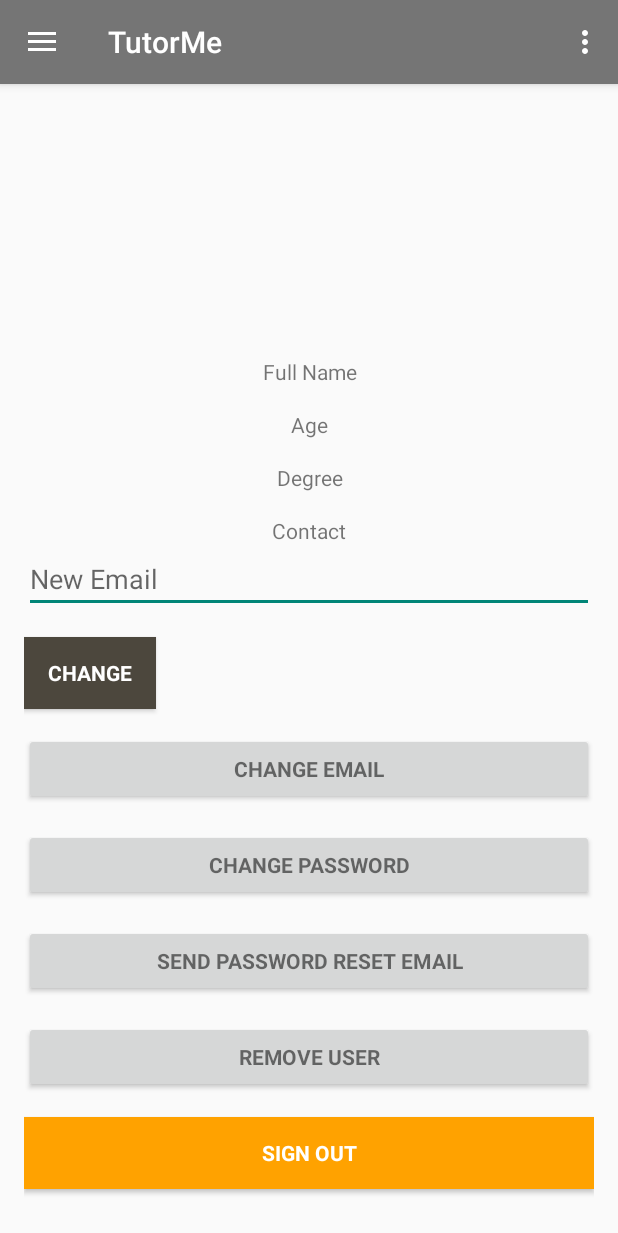
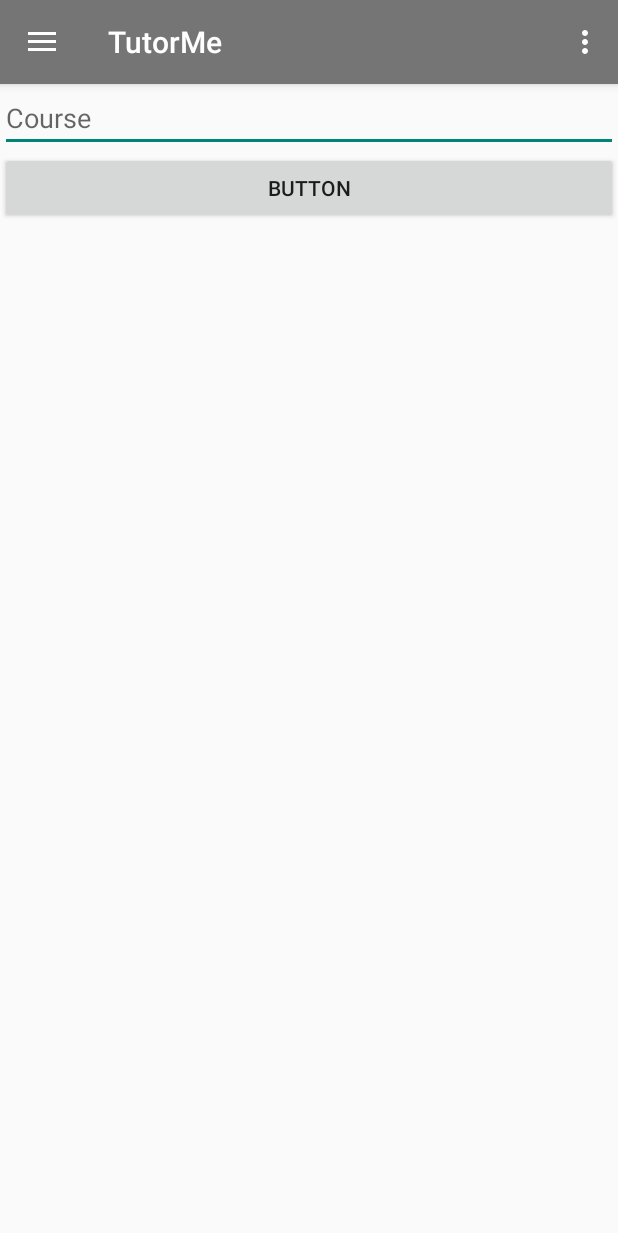
Before and after one commit to vinguyen96/TutorMe, an Android app: the screen it shows after launch once a user with an empty profile is signed in (NavigationDrawerActivity), in the side drawer, after a tap on "Find", on a phone screen of 412 x 824 dp. Shown: the top 1233 px of the screen. Run offline under Robolectric (Android 15) with nearby library versions, the phone set to English and light mode, and no system bars; our stand-ins replace Firebase (no records; nobody signed in at launch, a user with empty details on screens opened directly); libraries missing offline, so code that uses them is left out: com.firebase.ui; 1 statement that could not run was skipped.

Commit message:
Become Tutor Works

```diff
--- /dev/null
+++ b/app/src/main/java/com/vinguyen/tutorme3/BecomeTutorFragment.java
@@ -0,0 +1,101 @@
+package com.vinguyen.tutorme3;
+
+
+import android.os.Bundle;
+import android.support.v4.app.Fragment;
+import android.util.Log;
+import android.view.LayoutInflater;
+import android.view.View;
+import android.view.ViewGroup;
+import android.widget.ArrayAdapter;
+import android.widget.AutoCompleteTextView;
+import android.widget.Button;
+
+import com.google.firebase.auth.FirebaseAuth;
+import com.google.firebase.database.DataSnapshot;
+import com.google.firebase.database.DatabaseError;
+import com.google.firebase.database.DatabaseReference;
+import com.google.firebase.database.FirebaseDatabase;
+import com.google.firebase.database.ValueEventListener;
+
+
+/**
+ * A simple {@link Fragment} subclass.
+ */
+public class BecomeTutorFragment extends Fragment {
+    private AutoCompleteTextView courseAC;
+    private String userID, name;
+    private FirebaseDatabase userDatabase;
+    private DatabaseReference userReference;
+    private Button becomeTutor;
+
+    @Override
+    public View onCreateView(LayoutInflater inflater, ViewGroup container,
+                             Bundle savedInstanceState) {
+        View rootView = inflater.inflate(R.layout.fragment_become_tutor, container, false);
+
+        courseAC = (AutoCompleteTextView)rootView.findViewById(R.id.courseAC);
+        becomeTutor = (Button)rootView.findViewById(R.id.becomeTutor);
+
+        DatabaseReference databaseRef = FirebaseDatabase.getInstance().getReference();
+        final ArrayAdapter<String> autoComplete = new ArrayAdapter<>(getActivity(), android.R.layout.simple_list_item_1);
+        databaseRef.child("Courses").addValueEventListener(new ValueEventListener() {
+            @Override
+            public void onDataChange(DataSnapshot dataSnapshot) {
+                for (DataSnapshot suggestionSnapshot : dataSnapshot.getChildren()){
+                    String suggestion = suggestionSnapshot.child("CourseName").getValue(String.class);
+                    autoComplete.add(suggestion);
+                }
+            }
+
+            @Override
+            public void onCancelled(DatabaseError databaseError) {
+                Log.d("ERRORDB", databaseError.toString());
+            }
+        });
+        if (autoComplete != null) {
+            courseAC.setAdapter(autoComplete);
+        }
+
+        userDatabase = FirebaseDatabase.getInstance();
+        userReference = userDatabase.getReference();
+        if (FirebaseAuth.getInstance().getCurrentUser() != null) {
+            userID = FirebaseAuth.getInstance().getCurrentUser().getUid();
+            userReference.addValueEventListener(new ValueEventListener() {
+                @Override
+                public void onDataChange(DataSnapshot dataSnapshot) {
+                    showData(dataSnapshot);
+                }
+                @Override
+                public void onCancelled(DatabaseError databaseError) { }
+            });
+        }
+
+        becomeTutor.setOnClickListener(new View.OnClickListener() {
+            @Override
+            public void onClick(View view) {
+                FirebaseDatabase userDatabase = FirebaseDatabase.getInstance();
+                DatabaseReference userDatabaseReference = userDatabase.getReference("Courses");
+                String course = courseAC.getText().toString().trim();
+                userDatabaseReference.child(course).child("Tutors").child(userID).setValue(name);
+
+            }
+        });
+
+        return rootView;
+    }
+
+    private void showData(DataSnapshot dataSnapshot){
+        for(DataSnapshot ds:dataSnapshot.getChildren()){
+            UserEntity userEntity=new UserEntity();
+            if (ds.hasChild(userID)){
+                userEntity.setName(ds.child(userID).getValue(UserEntity.class).getName());
+                userEntity.setAge(ds.child(userID).getValue(UserEntity.class).getAge());
+                userEntity.setDegree(ds.child(userID).getValue(UserEntity.class).getDegree());
+                userEntity.setContact(ds.child(userID).getValue(UserEntity.class).getContact());
+
+                name = userEntity.getName();
+            }
+        }
+    }
+}
--- a/app/src/main/java/com/vinguyen/tutorme3/NavigationDrawerActivity.java
+++ b/app/src/main/java/com/vinguyen/tutorme3/NavigationDrawerActivity.java
@@ -128,15 +128,24 @@ public class NavigationDrawerActivity extends AppCompatActivity
                     getSupportFragmentManager().beginTransaction();
             fragmentTransaction.replace(R.id.fragment_container, fragment);
             fragmentTransaction.commit();
+        } else if (id == R.id.home) {
+            FindTutorFragment fragment = new FindTutorFragment();
+            android.support.v4.app.FragmentTransaction fragmentTransaction =
+                    getSupportFragmentManager().beginTransaction();
+            fragmentTransaction.replace(R.id.fragment_container, fragment);
+            fragmentTransaction.commit();
         } else if (id == R.id.find) {
-
+            BecomeTutorFragment fragment = new BecomeTutorFragment();
+            android.support.v4.app.FragmentTransaction fragmentTransaction =
+                    getSupportFragmentManager().beginTransaction();
+            fragmentTransaction.replace(R.id.fragment_container, fragment);
+            fragmentTransaction.commit();
         } else if (id == R.id.myTutors) {
             MyTutorsFragment fragment = new MyTutorsFragment();
             android.support.v4.app.FragmentTransaction fragmentTransaction =
                     getSupportFragmentManager().beginTransaction();
             fragmentTransaction.replace(R.id.fragment_container, fragment);
             fragmentTransaction.commit();
-
         } else if (id == R.id.myStudents) {
 
         } else if (id == R.id.nav_share) {
--- /dev/null
+++ b/app/src/main/res/layout/fragment_become_tutor.xml
@@ -0,0 +1,34 @@
+<android.support.design.widget.CoordinatorLayout xmlns:android="http://schemas.android.com/apk/res/android"
+    xmlns:tools="http://schemas.android.com/tools"
+    android:layout_width="match_parent"
+    android:layout_height="match_parent"
+    tools:context="com.vinguyen.tutorme3.BecomeTutorFragment">
+
+    <!-- TODO: Update blank fragment layout -->
+    <ScrollView
+        android:layout_width="match_parent"
+        android:layout_height="match_parent">
+
+        <LinearLayout
+            android:layout_width="match_parent"
+            android:layout_height="wrap_content"
+            android:orientation="vertical" >
+
+            <AutoCompleteTextView
+                android:id="@+id/courseAC"
+                android:layout_width="match_parent"
+                android:layout_height="wrap_content"
+                android:hint="@string/hint_course" />
+
+            <Button
+                android:id="@+id/becomeTutor"
+                android:layout_width="match_parent"
+                android:layout_height="wrap_content"
+                android:text="Button" />
+
+        </LinearLayout>
+
+
+    </ScrollView>
+
+</android.support.design.widget.CoordinatorLayout>
--- a/app/src/main/res/menu/activity_navigation_drawer_drawer.xml
+++ b/app/src/main/res/menu/activity_navigation_drawer_drawer.xml
@@ -6,6 +6,10 @@
             android:id="@+id/profile"
             android:icon="@drawable/ic_menu_camera"
             android:title="Profile" />
+        <item
+            android:id="@+id/home"
+            android:icon="@drawable/ic_menu_gallery"
+            android:title="Home" />
         <item
             android:id="@+id/find"
             android:icon="@drawable/ic_menu_gallery"
--- a/app/src/main/res/values/strings.xml
+++ b/app/src/main/res/values/strings.xml
@@ -41,4 +41,5 @@
 
     <!-- TODO: Remove or change this placeholder text -->
     <string name="hello_blank_fragment">Hello blank fragment</string>
+    <string name="hint_course">Course</string>
 </resources>
```
Also changed, not shown: app/src/main/java/com/vinguyen/tutorme3/FindTutorFragment.java (added, +100 -0 lines), app/src/main/java/com/vinguyen/tutorme3/MyTutorsFragment.java (+8 -1 lines), app/src/main/res/layout/fragment_find_tutor.xml (added, +28 -0 lines).
